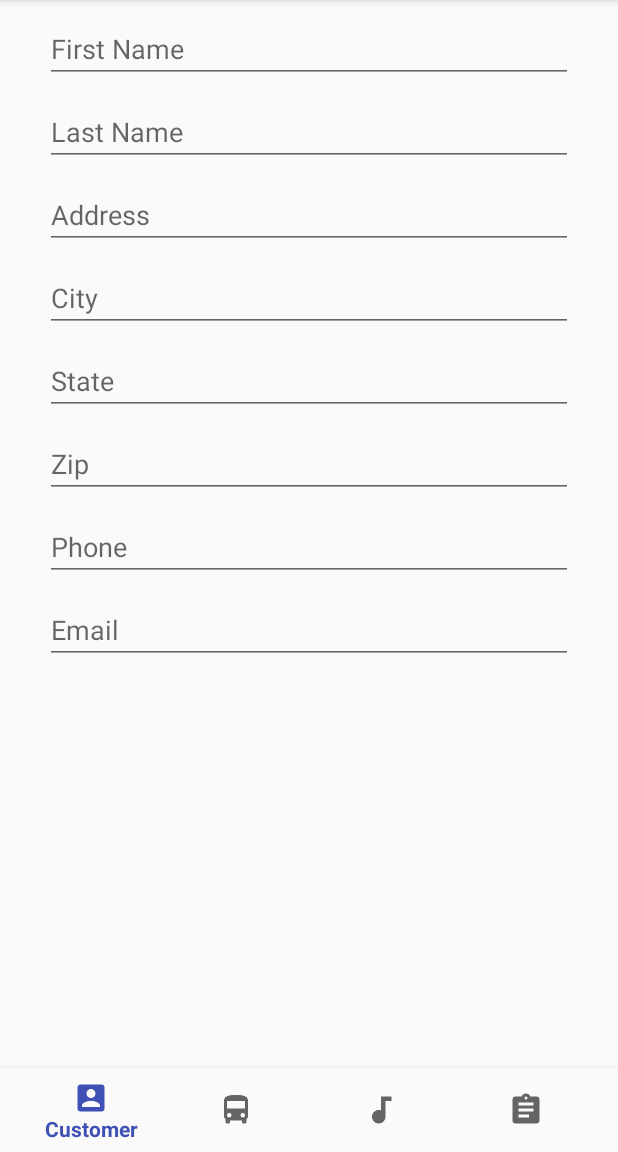
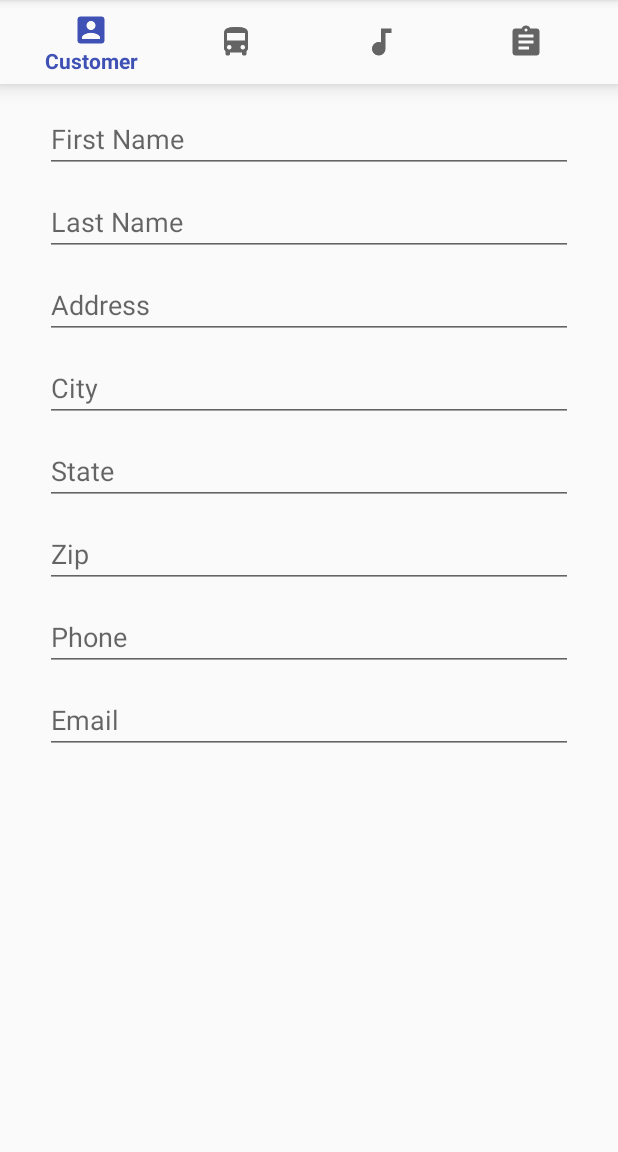
Before and after one commit to fardenml/RepairTagApp, an Android app: the CustomerFragment screen opened directly, with no data from a screen before it, on a phone screen of 412 x 824 dp, the part 84-1236 px from its top. Run offline under Robolectric (Android 15) with nearby library versions, the phone set to English and light mode, and no system bars.

Commit message:
Moved nav bar to top, limited editText characters

```diff
--- a/RepairTag_v4/app/src/main/java/com/midstatemusic/repairtag_v4/Helpers/DatabaseConnections.java
+++ b/RepairTag_v4/app/src/main/java/com/midstatemusic/repairtag_v4/Helpers/DatabaseConnections.java
@@ -11,7 +11,7 @@ public class DatabaseConnections {
 
     private static String user = "music";
     private static String password = "clarkson2018";
-    private static String ip = "192.168.1.2";
+    private static String ip = "192.168.1.6";
     private static String port = "3306";
     private static String database = "Midstate";
 
--- a/RepairTag_v4/app/src/main/res/layout/activity_info.xml
+++ b/RepairTag_v4/app/src/main/res/layout/activity_info.xml
@@ -14,7 +14,7 @@
         android:layout_marginEnd="0dp"
         android:layout_marginStart="0dp"
         android:background="?android:attr/windowBackground"
-        app:layout_constraintBottom_toBottomOf="parent"
+        app:layout_constraintTop_toTopOf="parent"
         app:layout_constraintLeft_toLeftOf="parent"
         app:layout_constraintRight_toRightOf="parent"
         app:menu="@menu/navigation" />
--- a/RepairTag_v4/app/src/main/res/layout/fragment_customer.xml
+++ b/RepairTag_v4/app/src/main/res/layout/fragment_customer.xml
@@ -7,18 +7,30 @@
     tools:context="com.midstatemusic.repairtag_v4.Fragments.CustomerFragment"
     android:clickable="true"
     android:focusable="true"
-    android:focusableInTouchMode="true"
+    android:focusableInTouchMode="true">
+
+    <ScrollView
+        android:layout_width="match_parent"
+        android:layout_height="wrap_content">
+
+        <LinearLayout
+            android:layout_width="match_parent"
+            android:layout_height="wrap_content"
+            android:orientation="vertical"
+            android:paddingTop="60dp"
+            android:gravity="center"
             android:paddingLeft="30dp"
             android:paddingRight="30dp">
 
             <EditText
                 android:id="@+id/editFirstName"
-        android:layout_width="0dp"
+                android:layout_width="match_parent"
                 android:layout_height="wrap_content"
                 android:layout_marginTop="10dp"
                 android:ems="10"
                 android:hint="First Name"
                 android:inputType="textPersonName"
+                android:maxLength="255"
                 app:layout_constraintEnd_toEndOf="parent"
                 app:layout_constraintHorizontal_bias="0.5"
                 app:layout_constraintStart_toStartOf="parent"
@@ -26,12 +38,13 @@
 
             <EditText
                 android:id="@+id/editLastName"
-        android:layout_width="0dp"
+                android:layout_width="match_parent"
                 android:layout_height="wrap_content"
                 android:layout_marginTop="10dp"
                 android:ems="10"
                 android:hint="Last Name"
                 android:inputType="textPersonName"
+                android:maxLength="255"
                 app:layout_constraintEnd_toEndOf="parent"
                 app:layout_constraintHorizontal_bias="0.5"
                 app:layout_constraintStart_toStartOf="parent"
@@ -39,12 +52,13 @@
 
             <EditText
                 android:id="@+id/editAddress"
-        android:layout_width="0dp"
+                android:layout_width="match_parent"
                 android:layout_height="wrap_content"
                 android:layout_marginTop="10dp"
                 android:ems="10"
                 android:hint="Address"
                 android:inputType="textPostalAddress"
+                android:maxLength="255"
                 app:layout_constraintEnd_toEndOf="parent"
                 app:layout_constraintHorizontal_bias="0.5"
                 app:layout_constraintStart_toStartOf="parent"
@@ -52,20 +66,35 @@
 
             <EditText
                 android:id="@+id/editCity"
-        android:layout_width="0dp"
+                android:layout_width="match_parent"
                 android:layout_height="wrap_content"
                 android:layout_marginTop="10dp"
                 android:ems="10"
                 android:hint="City"
                 android:inputType="textPostalAddress"
+                android:maxLength="255"
                 app:layout_constraintEnd_toEndOf="parent"
                 app:layout_constraintHorizontal_bias="0.5"
                 app:layout_constraintStart_toStartOf="parent"
                 app:layout_constraintTop_toBottomOf="@+id/editAddress" />
 
             <EditText
+                android:id="@+id/editState"
+                android:layout_width="match_parent"
+                android:layout_height="wrap_content"
+                android:layout_marginTop="10dp"
+                android:ems="10"
+                android:hint="State"
+                android:inputType="textCapCharacters"
+                android:maxLength="2"
+                android:digits="ACDEFGHIJKLMNOPRSTUVWXYZ"
+                app:layout_constraintEnd_toEndOf="parent"
+                app:layout_constraintStart_toStartOf="parent"
+                app:layout_constraintTop_toBottomOf="@+id/editCity" />
+
+            <EditText
                 android:id="@+id/editZip"
-        android:layout_width="0dp"
+                android:layout_width="match_parent"
                 android:layout_height="wrap_content"
                 android:layout_marginTop="10dp"
                 android:ems="10"
@@ -79,13 +108,13 @@
 
             <EditText
                 android:id="@+id/editPhone"
-        android:layout_width="0dp"
+                android:layout_width="match_parent"
                 android:layout_height="wrap_content"
                 android:layout_marginTop="10dp"
+                android:digits="0123456789"
                 android:ems="10"
                 android:hint="Phone"
-        android:inputType="phone"
-        android:digits="0123456789"
+                android:inputType="number"
                 android:maxLength="10"
                 app:layout_constraintEnd_toEndOf="parent"
                 app:layout_constraintHorizontal_bias="0.5"
@@ -94,29 +123,19 @@
 
             <EditText
                 android:id="@+id/editEmail"
-        android:layout_width="0dp"
+                android:layout_width="match_parent"
                 android:layout_height="wrap_content"
                 android:layout_marginTop="10dp"
                 android:ems="10"
                 android:hint="Email"
                 android:inputType="textEmailAddress"
+                android:maxLength="255"
                 app:layout_constraintEnd_toEndOf="parent"
                 app:layout_constraintHorizontal_bias="0.5"
                 app:layout_constraintStart_toStartOf="parent"
                 app:layout_constraintTop_toBottomOf="@+id/editPhone" />
 
-    <EditText
-        android:id="@+id/editState"
-        android:layout_width="0dp"
-        android:layout_height="wrap_content"
-        android:layout_marginTop="10dp"
-        android:ems="10"
-        android:hint="State"
-        android:inputType="textCapCharacters"
-        android:maxLength="2"
-        android:digits="ACDEFGHIJKLMNOPRSTUVWXYZ"
-        app:layout_constraintEnd_toEndOf="parent"
-        app:layout_constraintStart_toStartOf="parent"
-        app:layout_constraintTop_toBottomOf="@+id/editCity" />
+        </LinearLayout>
+    </ScrollView>
 
 </android.support.constraint.ConstraintLayout>
```
Also changed, not shown: RepairTag_v4/app/src/main/res/layout/fragment_description.xml (+42 -26 lines), RepairTag_v4/app/src/main/res/layout/fragment_instrument.xml (+21 -4 lines), RepairTag_v4/app/src/main/res/layout/fragment_school.xml (+18 -4 lines). Lines whose indentation alone changed are shown as unchanged.
